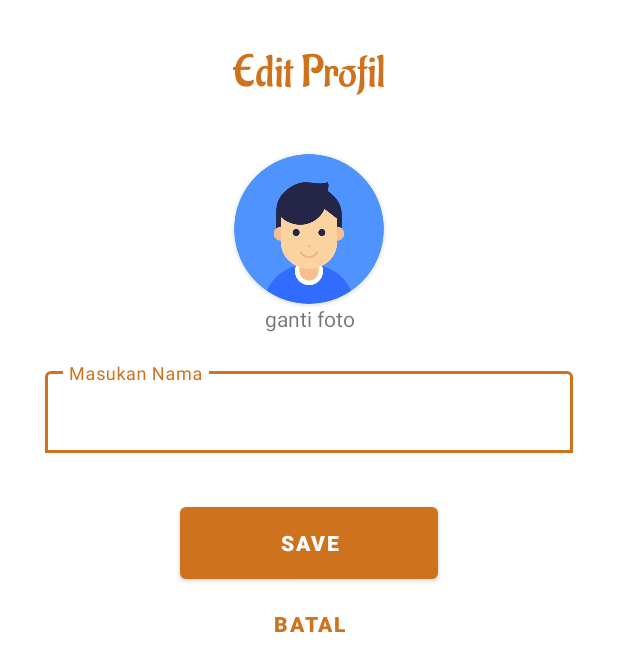
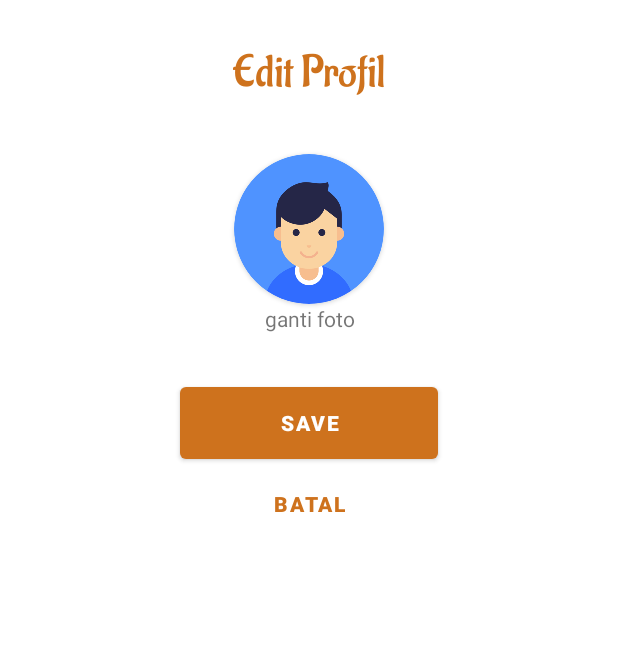
Before and after one commit to Muhmmadalda69/beas_online, an Android app: the EditProfileActivity screen opened directly, with no data from a screen before it, on a phone screen of 412 x 824 dp. Shown: the top 671 px of the screen. Run offline under Robolectric (Android 15) with nearby library versions, the phone set to English and light mode, and no system bars; our stand-ins replace Firebase (no records; nobody signed in at launch, a user with empty details on screens opened directly).

Commit message:
menghapus ganti nama(selesai sementara)

```diff
--- a/app/src/main/java/com/example/beas/DaftarActivity.java
+++ b/app/src/main/java/com/example/beas/DaftarActivity.java
@@ -33,7 +33,6 @@ public class DaftarActivity extends AppCompatActivity {
         setContentView(R.layout.activity_daftar);
 
         et_username = findViewById(R.id.et_username);
-        et_alamat = findViewById(R.id.et_alamat);
         et_email = findViewById(R.id.et_email);
         et_password = findViewById(R.id.et_password);
         et_konfirpassword = findViewById(R.id.et_konfirpassword);
--- a/app/src/main/java/com/example/beas/EditPasswordActivity.java
+++ b/app/src/main/java/com/example/beas/EditPasswordActivity.java
@@ -29,7 +29,6 @@ public class EditPasswordActivity extends AppCompatActivity {
         super.onCreate(savedInstanceState);
         setContentView(R.layout.activity_edit_password);
 
-        et_pwlama = findViewById(R.id.et_pwlama);
         et_pwbaru = findViewById(R.id.et_pwbaru);
         et_konfirpw = findViewById(R.id.et_konfirpw);
         et_email = findViewById(R.id.et_email);
@@ -45,7 +44,7 @@ public class EditPasswordActivity extends AppCompatActivity {
 
         bt_save.setOnClickListener(view -> {
             progressDialog.show();
-            if(et_pwlama.getText().toString().equals(firebaseUser.getEmail())){
+            if(et_email.getText().toString().equals(firebaseUser.getEmail())){
                 if (et_pwbaru.getText().toString().equals(et_konfirpw.getText().toString())) {
 
                     getPassword = et_pwbaru.getText().toString().trim();
--- a/app/src/main/java/com/example/beas/EditProfileActivity.java
+++ b/app/src/main/java/com/example/beas/EditProfileActivity.java
@@ -21,11 +21,17 @@ import com.google.android.gms.tasks.Task;
 import com.google.firebase.auth.FirebaseAuth;
 import com.google.firebase.auth.FirebaseUser;
 import com.google.firebase.auth.UserProfileChangeRequest;
+import com.google.firebase.database.DataSnapshot;
+import com.google.firebase.database.DatabaseError;
+import com.google.firebase.database.DatabaseReference;
+import com.google.firebase.database.FirebaseDatabase;
+import com.google.firebase.database.ValueEventListener;
 
+import java.util.HashMap;
+import java.util.Map;
 
 
 public class EditProfileActivity extends AppCompatActivity{
-    private EditText et_usernama;
     private Button bt_save, bt_batal;
     ProgressDialog progressDialog;
     private ImageView profileImageView;
@@ -41,7 +47,6 @@ public class EditProfileActivity extends AppCompatActivity{
         super.onCreate(savedInstanceState);
         setContentView(R.layout.activity_edit_profile);
 
-        et_usernama = findViewById(R.id.et_username);
         profileChangeBtn = findViewById(R.id.change_profile_btn);
         profileImageView =findViewById(R.id.foto_akun);
         bt_save = findViewById(R.id.bt_save);
@@ -50,7 +55,6 @@ public class EditProfileActivity extends AppCompatActivity{
         firebaseUser = FirebaseAuth.getInstance().getCurrentUser();
 
         if (firebaseUser != null) {
-            et_usernama.setText(firebaseUser.getDisplayName());
             profileImageView.setImageURI(firebaseUser.getPhotoUrl());
 
         }
@@ -68,7 +72,6 @@ public class EditProfileActivity extends AppCompatActivity{
             progressDialog.show();
             FirebaseUser user = FirebaseAuth.getInstance().getCurrentUser();
             UserProfileChangeRequest profileUpdates = new UserProfileChangeRequest.Builder()
-                    .setDisplayName(et_usernama.getText().toString())
                     .setPhotoUri(imageUri)
                     .build();
             assert user != null;
@@ -78,7 +81,7 @@ public class EditProfileActivity extends AppCompatActivity{
                         public void onComplete(@NonNull Task<Void> task) {
                             if (task.isSuccessful()) {
                                 progressDialog.dismiss();
-                                Toast.makeText(EditProfileActivity.this, "Nama Diubah", Toast.LENGTH_SHORT).show();
+                                Toast.makeText(EditProfileActivity.this, "Foto Diubah", Toast.LENGTH_SHORT).show();
                                 startActivity(new Intent(EditProfileActivity.this, ProfileActivity.class));
                                 finish();
                             }
--- a/app/src/main/res/layout/activity_edit_password.xml
+++ b/app/src/main/res/layout/activity_edit_password.xml
@@ -24,7 +24,7 @@
         app:boxBackgroundMode="outline"
         app:boxBackgroundColor="@color/white">
         <EditText
-            android:id="@+id/et_pwlama"
+            android:id="@+id/et_email"
             android:layout_width="match_parent"
             android:layout_height="match_parent"
             android:hint="Masukan Email anda"/>
--- a/app/src/main/res/layout/activity_edit_profile.xml
+++ b/app/src/main/res/layout/activity_edit_profile.xml
@@ -44,19 +44,6 @@
         android:text="ganti foto"
         android:gravity="center"/>
 
-    <com.google.android.material.textfield.TextInputLayout
-        android:layout_width="match_parent"
-        android:layout_height="60dp"
-        android:layout_marginTop="20dp"
-        app:boxBackgroundMode="outline"
-        app:boxBackgroundColor="@color/white">
-        <EditText
-            android:id="@+id/et_username"
-            android:layout_width="match_parent"
-            android:layout_height="match_parent"
-            android:hint="Masukan Nama"/>
-    </com.google.android.material.textfield.TextInputLayout>
-
     <Button
         android:id="@+id/bt_save"
         android:layout_width="match_parent"
--- a/app/src/main/res/values-night/themes.xml
+++ b/app/src/main/res/values-night/themes.xml
@@ -2,12 +2,12 @@
     <!-- Base application theme. -->
     <style name="Theme.Beas" parent="Theme.MaterialComponents.DayNight.NoActionBar">
         <!-- Primary brand color. -->
-        <item name="colorPrimary">@color/purple_200</item>
-        <item name="colorPrimaryVariant">@color/purple_700</item>
-        <item name="colorOnPrimary">@color/black</item>
+        <item name="colorPrimary">@color/warna_dasar</item>
+        <item name="colorPrimaryVariant">@color/warna_dasar</item>
+        <item name="colorOnPrimary">@color/white</item>
         <!-- Secondary brand color. -->
-        <item name="colorSecondary">@color/teal_200</item>
-        <item name="colorSecondaryVariant">@color/teal_200</item>
+        <item name="colorSecondary">@color/warna_dasar</item>
+        <item name="colorSecondaryVariant">@color/warna_kedua</item>
         <item name="colorOnSecondary">@color/black</item>
         <!-- Status bar color. -->
         <item name="android:statusBarColor" tools:targetApi="l">?attr/colorPrimaryVariant</item>
```
Also changed, not shown: app/src/main/res/layout/activity_daftar.xml (+0 -14 lines), app/src/main/res/layout/activity_lihat_skor.xml (+2 -11 lines).
